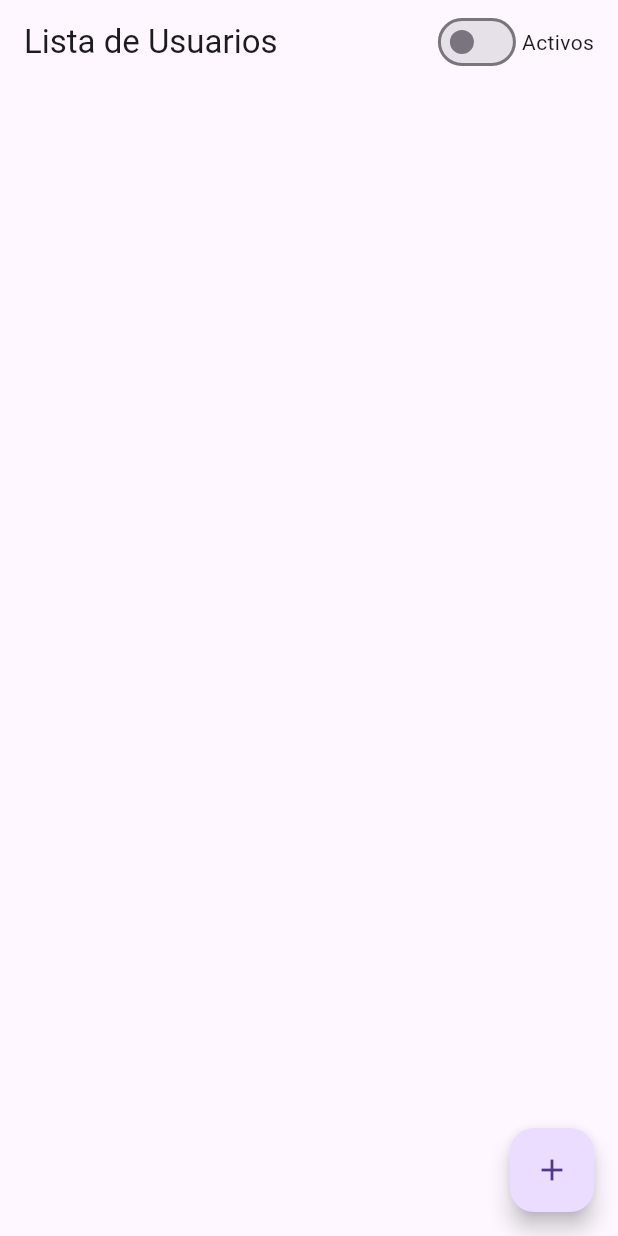
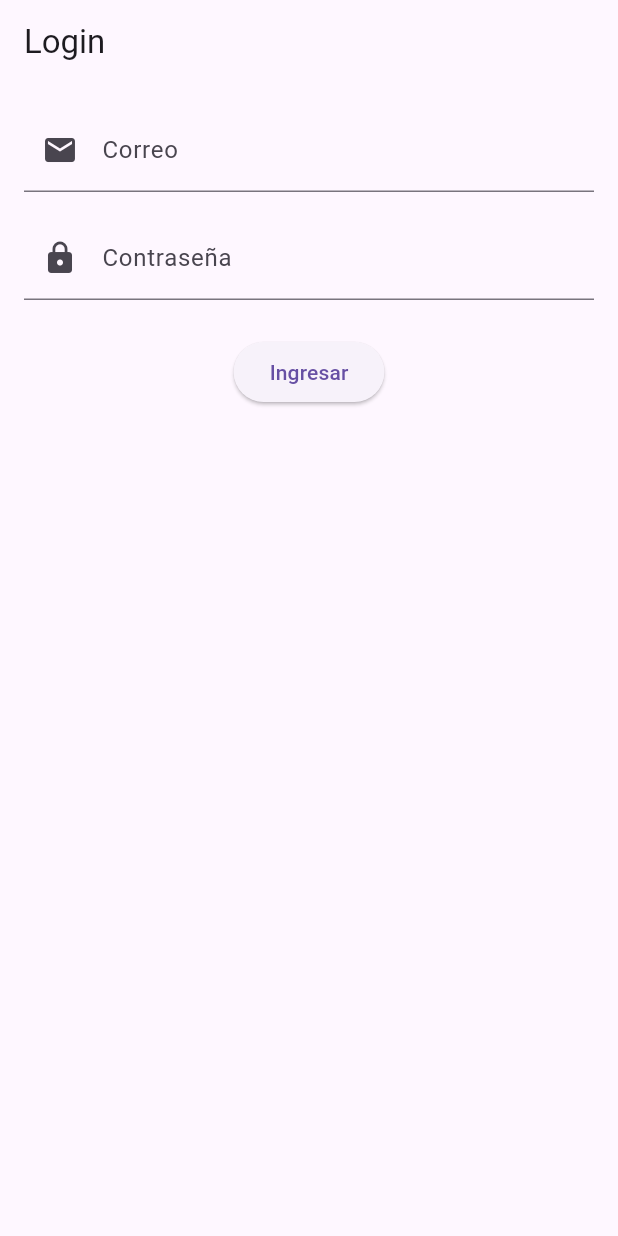
Before and after one commit to Chalo2405/Programacion_DispMoviles, a Flutter app: the screen it shows after launch, on a phone screen of 412 x 824 dp. Run offline on Flutter 3.47's test engine with Material 3 defaults, Android fonts, the phone set to English and light mode, and no system bars.

Commit message:
Realize toda la primera parte de la actividad en clase de login , solo que de momento tengo 1 actividad extra la cual es la 3 , falta agregar las primeras 2

```diff
--- a/Flutter_PDM/crud_flutter/lib/main.dart
+++ b/Flutter_PDM/crud_flutter/lib/main.dart
@@ -1,7 +1,7 @@
 import 'package:flutter/material.dart';
 import 'package:provider/provider.dart';
 import 'viewmodels/user_view_model.dart';
-import 'views/user_list_screen.dart';
+import 'views/login_screen.dart';
 
 void main() {
   runApp(
@@ -20,7 +20,7 @@ class MyApp extends StatelessWidget {
     return MaterialApp(
       title: 'Gestión de Usuarios',
       theme: ThemeData(primarySwatch: Colors.indigo),
-      home: const UserListScreen(),
+      home: const LoginScreen(),
     );
   }
 }
--- a/Flutter_PDM/crud_flutter/lib/models/user.dart
+++ b/Flutter_PDM/crud_flutter/lib/models/user.dart
@@ -1,3 +1,4 @@
+//tenemos aqui la creacion de los usuarios con sus variables
 class User {
   String nombre;
   int edad;
--- /dev/null
+++ b/Flutter_PDM/crud_flutter/lib/views/login_screen.dart
@@ -0,0 +1,90 @@
+import 'package:flutter/material.dart';
+import 'user_list_screen.dart'; // Importar LISTA de Actividad Anterior
+
+class LoginScreen extends StatefulWidget {
+  const LoginScreen({super.key});
+
+  @override
+  State<LoginScreen> createState() => _LoginScreenState();
+}
+
+class _LoginScreenState extends State<LoginScreen> {
+  final _formKey = GlobalKey<FormState>();
+  // de momento tenemos la validacion de emails sin tanta seguridad
+  String _email = '';
+  String _password = '';
+
+  @override
+  Widget build(BuildContext context) {
+    return Scaffold(
+      appBar: AppBar(title: const Text('Login')),
+      body: Padding(
+        padding: const EdgeInsets.all(16.0),
+        child: Form(
+          key: _formKey,
+          child: Column(
+            children: [
+              // EMAIL
+              TextFormField(
+                decoration: const InputDecoration(
+                  labelText: 'Correo',
+                  prefixIcon: Icon(Icons.email),
+                ),
+                validator: (value) {
+                  if (value == null || value.isEmpty) {
+                    return 'El correo es obligatorio';
+                  }
+                  if (!value.contains('@')) {
+                    return 'Debe ser un correo válido';
+                  }
+                  return null;
+                },
+                onSaved: (value) => _email = value!,
+              ),
+
+              const SizedBox(height: 16),
+
+              // PASSWORD
+              TextFormField(
+                obscureText: true,
+                decoration: const InputDecoration(
+                  labelText: 'Contraseña',
+                  prefixIcon: Icon(Icons.lock),
+                ),
+                validator: (value) {
+                  // verifica si la estructura de la contraseña es correcta
+                  if (value == null || value.isEmpty) {
+                    return 'La contraseña es obligatoria';
+                  }
+                  if (value.length < 6) {
+                    return 'Debe tener al menos 6 caracteres';
+                  }
+                  return null;
+                },
+                onSaved: (value) => _password = value!,
+              ),
+
+              const SizedBox(height: 24),
+
+              ElevatedButton(
+                onPressed: () {
+                  if (_formKey.currentState!.validate()) {
+                    _formKey.currentState!.save();
+
+                    Navigator.push(
+                      context,
+                      MaterialPageRoute(
+                        builder: (_) => UserListScreen(email: _email),
+                      ),
+                    );
+                  }
+                },
+                child: const Text('Ingresar'),
+              ),
+            ],
+          ),
+        ),
+      ),
+    );
+  }
+}
--- a/Flutter_PDM/crud_flutter/lib/views/user_list_screen.dart
+++ b/Flutter_PDM/crud_flutter/lib/views/user_list_screen.dart
@@ -5,7 +5,12 @@ import '../models/user.dart';
 import 'user_form_screen.dart';
 
 class UserListScreen extends StatefulWidget {
-  const UserListScreen({super.key});
+  final String email;
+
+  const UserListScreen({
+    super.key,
+    required this.email,
+  });
 
   @override
   State<UserListScreen> createState() => _UserListScreenState();
@@ -23,7 +28,8 @@ class _UserListScreenState extends State<UserListScreen> {
 
     return Scaffold(
       appBar: AppBar(
-        title: const Text('Lista de Usuarios'),
+        //aqui se agrega la funcionalidad extra de el mensaje de bienvenida
+        title: Text('Bienvenido: ${widget.email}'),
         actions: [
           Switch(
             value: mostrarSoloActivos,
```
